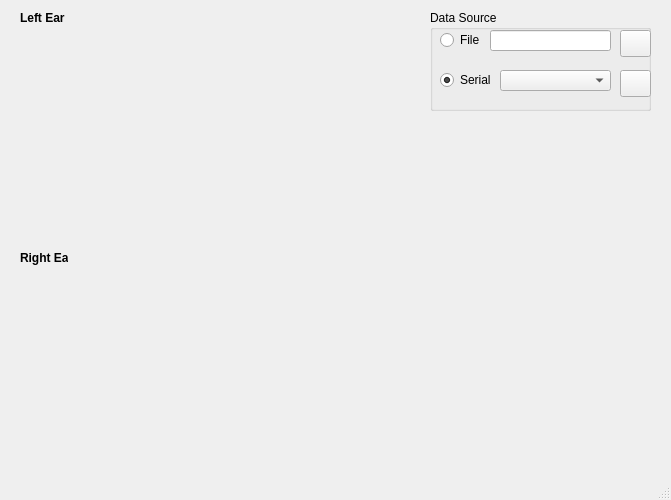
Qt form prototrial/interface/audiogram/audiogram.ui (VibrasticLab/pikoakustik2) before a commit.
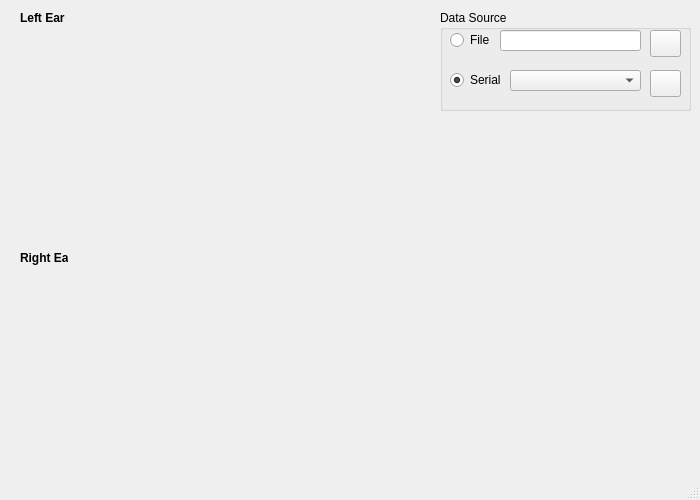
The same form after that commit. Icons and pictures are not drawn. Custom widgets are drawn as their Qt base class.

Commit message: progress Qt interface

Diff of the .ui file:
```diff
--- a/prototrial/interface/audiogram/audiogram.ui
+++ b/prototrial/interface/audiogram/audiogram.ui
@@ -6,7 +6,7 @@
    <rect>
     <x>0</x>
     <y>0</y>
-    <width>671</width>
+    <width>700</width>
     <height>500</height>
    </rect>
   </property>
@@ -37,9 +37,9 @@
    <widget class="QGroupBox" name="grpDataSource">
     <property name="geometry">
      <rect>
-      <x>430</x>
+      <x>440</x>
       <y>10</y>
-      <width>221</width>
+      <width>251</width>
       <height>101</height>
      </rect>
     </property>
@@ -78,7 +78,7 @@
     <widget class="QPushButton" name="btnFile">
      <property name="geometry">
       <rect>
-       <x>190</x>
+       <x>210</x>
        <y>20</y>
        <width>31</width>
        <height>27</height>
@@ -96,7 +96,7 @@
       <rect>
        <x>60</x>
        <y>20</y>
-       <width>121</width>
+       <width>141</width>
        <height>21</height>
       </rect>
      </property>
@@ -106,7 +106,7 @@
       <rect>
        <x>70</x>
        <y>60</y>
-       <width>111</width>
+       <width>131</width>
        <height>21</height>
       </rect>
      </property>
@@ -114,7 +114,7 @@
     <widget class="QPushButton" name="btnSerialList">
      <property name="geometry">
       <rect>
-       <x>190</x>
+       <x>210</x>
        <y>60</y>
        <width>31</width>
        <height>27</height>
```
Left out of the diff: 6 changed lines with no effect on the pictures. The commit also changes 3 other files.
